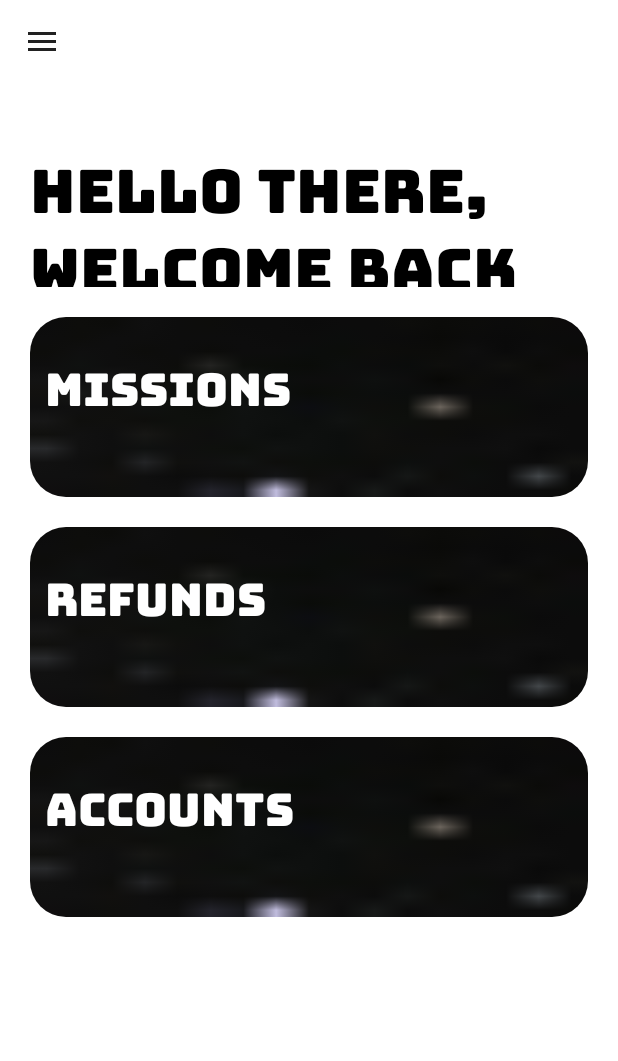
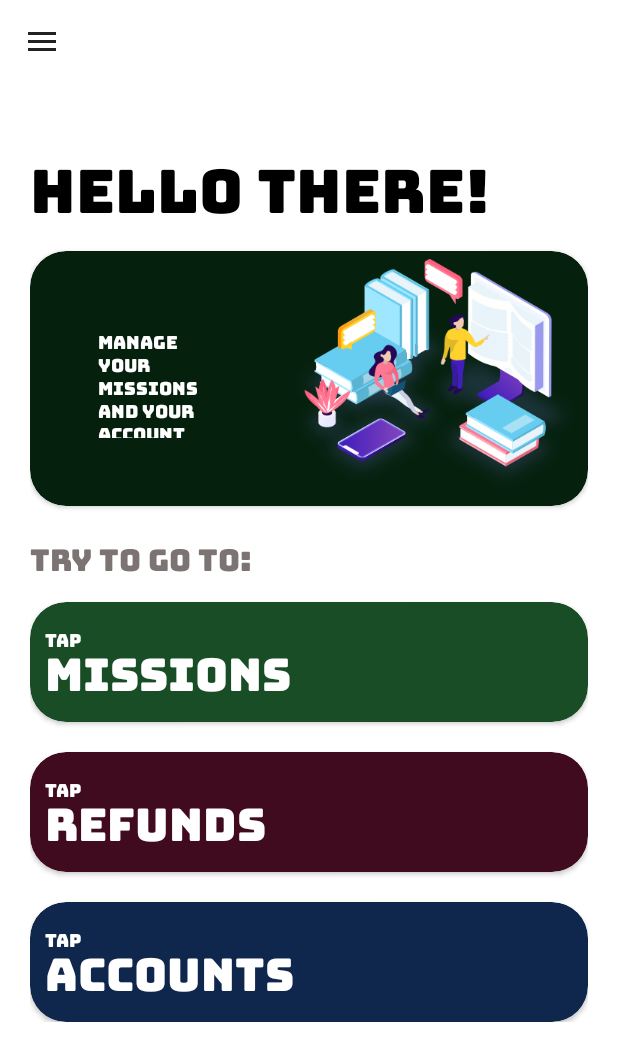
Before and after one commit to Reda-BELHAJ/AndroidStudioProject, an Android app: the HomeActivity screen opened directly, with no data from a screen before it, on a phone screen of 412 x 824 dp. Shown: the top 1061 px of the screen. Run offline under Robolectric (Android 15) with nearby library versions, the phone set to English and light mode, and no system bars; Roboto replaces fonts that are not available here; 2 statements that could not run were skipped.

Commit message:
Commit 05/08/2021

```diff
--- a/app/src/main/java/com/example/miniproject/HomeActivity.java
+++ b/app/src/main/java/com/example/miniproject/HomeActivity.java
@@ -23,7 +23,7 @@ public class HomeActivity extends AppCompatActivity implements NavigationView.On
     NavigationView navigationView;
     Toolbar toolbar;
     TextView message_welcome;
-    MaterialCardView card1;
+    MaterialCardView card1, card2, card3;
 
     String username;
 
@@ -42,8 +42,10 @@ public class HomeActivity extends AppCompatActivity implements NavigationView.On
         toolbar = findViewById(R.id.tool_bar);
         message_welcome = findViewById(R.id.message_welcome);
         card1 = findViewById(R.id.card1);
+        card2 = findViewById(R.id.card2);
+        card3 = findViewById(R.id.card3);
 
-        message_welcome.setText("HELLO " + username.toUpperCase() +", WELCOME BACK");
+        message_welcome.setText("HELLO " + username.toUpperCase() +"!");
 
         navigationView.bringToFront();
 
--- a/app/src/main/res/layout/activity_home.xml
+++ b/app/src/main/res/layout/activity_home.xml
@@ -47,82 +47,169 @@
 
                 <TextView
                     android:id="@+id/message_welcome"
-                    android:layout_width="wrap_content"
-                    android:layout_height="115dp"
+                    android:layout_width="match_parent"
+                    android:layout_height="71dp"
                     android:fontFamily="@font/bungee"
-                    android:text="HELLO THERE, WELCOME BACK"
+                    android:text="HELLO THERE!"
                     android:textColor="@color/black"
                     android:textSize="40sp" />
 
                 <com.google.android.material.card.MaterialCardView
+                    android:id="@+id/card"
+                    android:layout_width="match_parent"
+                    android:layout_height="170dp"
+                    android:layout_marginTop="20dp"
+                    android:clipToPadding="true"
+                    android:clickable="true"
+                    app:cardBackgroundColor="#05210e"
+                    app:cardElevation="2dp"
+                    app:cardCornerRadius="24dp">
+
+                    <RelativeLayout
+                        android:layout_width="match_parent"
+                        android:layout_height="match_parent">
+
+                        <ImageView
+                            android:id="@+id/image"
+                            android:layout_width="wrap_content"
+                            android:layout_height="wrap_content"
+                            android:layout_alignParentTop="true"
+                            android:layout_alignParentRight="true"
+                            android:layout_alignParentBottom="true"
+                            app:srcCompat="@drawable/hero" />
+
+                        <TextView
+                            android:layout_width="159dp"
+                            android:layout_height="match_parent"
+                            android:layout_marginEnd="9dp"
+                            android:layout_marginRight="9dp"
+                            android:layout_toStartOf="@+id/image"
+                            android:layout_toLeftOf="@+id/image"
+                            android:fontFamily="@font/bungee"
+                            android:padding="45dp"
+                            android:text="Manage your missions and your account"
+                            android:textColor="@color/white"
+                            android:textSize="12dp"/>
+                    </RelativeLayout>
+
+                </com.google.android.material.card.MaterialCardView>
+
+                <TextView
+                    android:id="@+id/small_message"
+                    android:layout_width="wrap_content"
+                    android:layout_height="34dp"
+                    android:fontFamily="@font/bungee"
+                    android:text="Try to go to:"
+                    android:layout_marginTop="10dp"
+                    android:textColor="#7C7373"
+                    android:textSize="20dp" />
+
+                <com.google.android.material.card.MaterialCardView
                     android:id="@+id/card1"
                     android:layout_width="match_parent"
-                    android:layout_height="120dp"
+                    android:layout_height="80dp"
                     android:layout_marginTop="20dp"
                     android:clipToPadding="true"
-                    app:cardElevation="0dp"
+                    android:clickable="true"
+                    app:cardBackgroundColor="#184d26"
+                    app:cardElevation="2dp"
                     app:cardCornerRadius="24dp">
                     <RelativeLayout
                         android:layout_width="match_parent"
-                        android:layout_height="match_parent"
-                        android:background="@drawable/background_card"/>
+                        android:layout_height="match_parent">
 
                         <TextView
-                        android:layout_width="match_parent"
+                            android:layout_width="wrap_content"
+                            android:layout_height="70dp"
+                            android:fontFamily="@font/bungee"
+                            android:padding="10dp"
+                            android:text="Missions"
+                            android:textColor="@color/white"
+                            android:textSize="30dp"/>
+                        <TextView
+                            android:layout_width="wrap_content"
                             android:layout_height="wrap_content"
-                        android:text="Missions"
-                        android:textSize="30dp"
                             android:fontFamily="@font/bungee"
+                            android:padding="10dp"
+                            android:text="Tap"
                             android:textColor="@color/white"
-                        android:padding="10dp"/>
+                            android:textSize="12dp"/>
+                    </RelativeLayout>
+
 
                 </com.google.android.material.card.MaterialCardView>
 
                 <com.google.android.material.card.MaterialCardView
                     android:id="@+id/card2"
                     android:layout_width="match_parent"
-                    android:layout_height="120dp"
+                    android:layout_height="80dp"
                     android:layout_marginTop="20dp"
                     android:clipToPadding="true"
-                    app:cardElevation="0dp"
+                    android:clickable="true"
+                    app:cardBackgroundColor="#400a1f"
+                    app:cardElevation="2dp"
                     app:cardCornerRadius="24dp">
+
                     <RelativeLayout
                         android:layout_width="match_parent"
-                        android:layout_height="match_parent"
-                        android:background="@drawable/background_card"/>
+                        android:layout_height="match_parent">
 
                         <TextView
-                        android:layout_width="match_parent"
+                            android:layout_width="wrap_content"
+                            android:layout_height="70dp"
+                            android:fontFamily="@font/bungee"
+                            android:padding="10dp"
+                            android:text="Refunds"
+                            android:textColor="@color/white"
+                            android:textSize="30dp"/>
+                        <TextView
+                            android:layout_width="wrap_content"
                             android:layout_height="wrap_content"
-                        android:text="Refunds"
-                        android:textSize="30dp"
                             android:fontFamily="@font/bungee"
+                            android:padding="10dp"
+                            android:text="Tap"
                             android:textColor="@color/white"
-                        android:padding="10dp"/>
+                            android:textSize="12dp"/>
+                    </RelativeLayout>
 
                 </com.google.android.material.card.MaterialCardView>
 
                 <com.google.android.material.card.MaterialCardView
                     android:id="@+id/card3"
                     android:layout_width="match_parent"
-                    android:layout_height="120dp"
+                    android:layout_height="80dp"
                     android:layout_marginTop="20dp"
                     android:clipToPadding="true"
-                    app:cardElevation="0dp"
+                    android:clickable="true"
+                    app:cardBackgroundColor="#10274d"
+                    app:cardElevation="2dp"
                     app:cardCornerRadius="24dp">
+
                     <RelativeLayout
                         android:layout_width="match_parent"
-                        android:layout_height="match_parent"
-                        android:background="@drawable/background_card"/>
+                        android:layout_height="match_parent">
 
                         <TextView
-                        android:layout_width="match_parent"
+                            android:layout_width="wrap_content"
+                            android:layout_height="70dp"
+                            android:fontFamily="@font/bungee"
+                            android:padding="10dp"
+                            android:text="Accounts"
+                            android:textColor="@color/white"
+                            android:textSize="30dp"/>
+                        <TextView
+                            android:layout_width="wrap_content"
                             android:layout_height="wrap_content"
-                        android:text="Accounts"
-                        android:textSize="30dp"
                             android:fontFamily="@font/bungee"
+                            android:padding="10dp"
+                            android:text="Tap"
                             android:textColor="@color/white"
-                        android:padding="10dp"/>
+                            android:textSize="12dp"/>
+                        <TextView
+                            android:layout_width="wrap_content"
+                            android:layout_height="wrap_content"
+                            />
+                    </RelativeLayout>
 
                 </com.google.android.material.card.MaterialCardView>
 
```
Also changed, not shown: app/src/main/res/drawable-anydpi/background_card.jpg (deleted), app/src/main/res/drawable-xhdpi/hero.png (added). Lines whose indentation alone changed are shown as unchanged.
